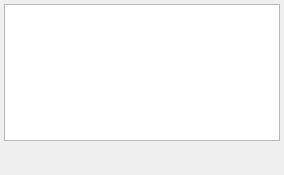
Before: the Qt Designer form kame/forms/messageform.ui in northriv/KAME, drawn with Qt 5.
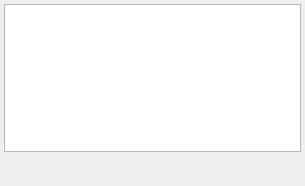
After: the same form once the commit is applied.

Patch:
```diff
--- a/kame/forms/messageform.ui
+++ b/kame/forms/messageform.ui
@@ -6,8 +6,8 @@
    <rect>
     <x>0</x>
     <y>0</y>
-    <width>284</width>
-    <height>175</height>
+    <width>305</width>
+    <height>186</height>
    </rect>
   </property>
   <property name="windowTitle">
@@ -34,6 +34,12 @@
    </property>
    <item>
     <widget class="QListWidget" name="m_list">
+     <property name="sizePolicy">
+      <sizepolicy hsizetype="Expanding" vsizetype="Preferred">
+       <horstretch>0</horstretch>
+       <verstretch>0</verstretch>
+      </sizepolicy>
+     </property>
      <property name="font">
       <font>
        <pointsize>9</pointsize>
@@ -51,6 +57,9 @@
      <property name="alternatingRowColors">
       <bool>false</bool>
      </property>
+     <property name="textElideMode">
+      <enum>Qt::ElideNone</enum>
+     </property>
      <property name="isWrapping" stdset="0">
       <bool>false</bool>
      </property>
```
Left out of the diff: 2 changed lines with no effect on the pictures.
